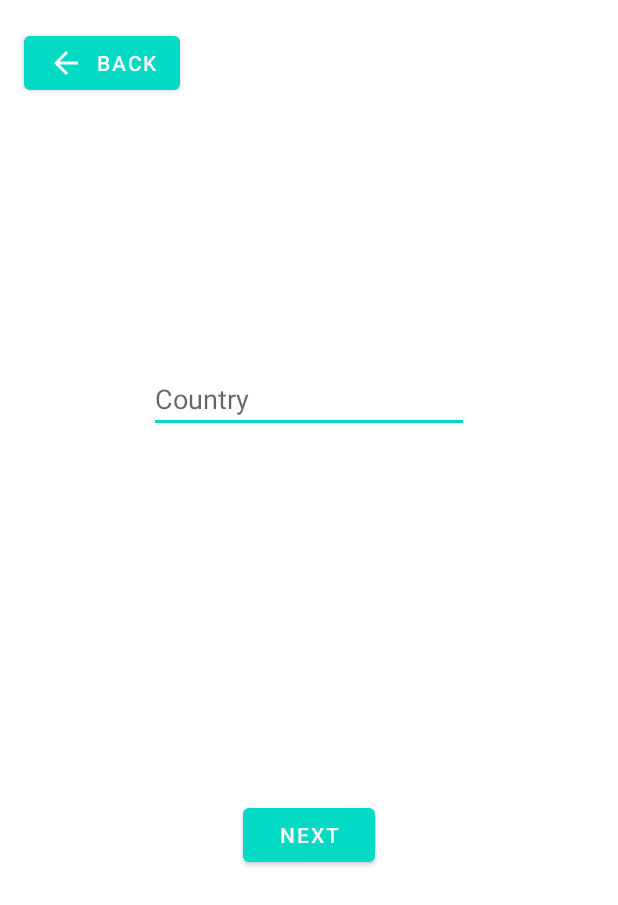
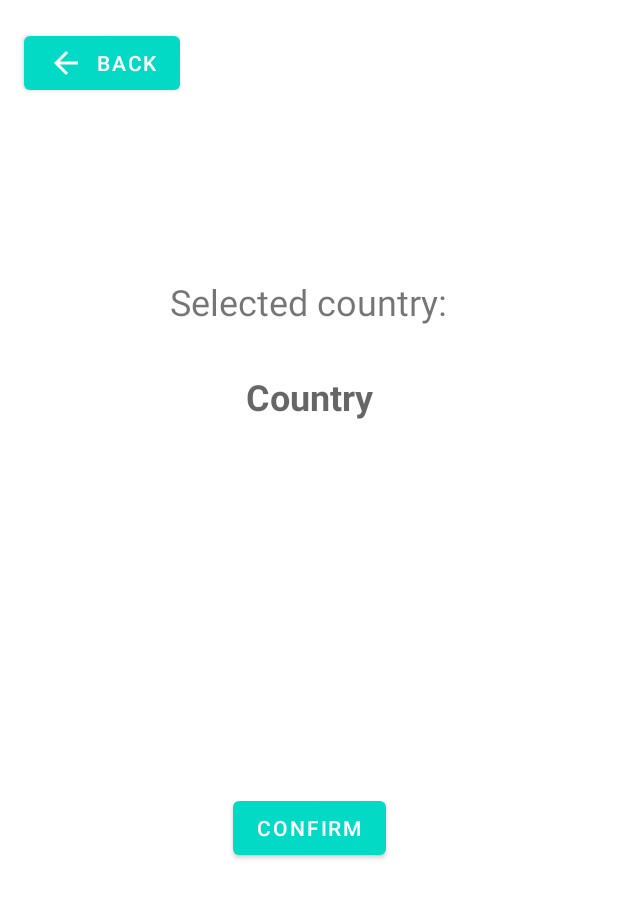
Before and after one commit to TomRomanus/WorldBook, an Android app: the EnterCountryName screen opened directly, with no data from a screen before it, on a phone screen of 412 x 824 dp. Shown: the top 905 px of the screen. Run offline under Robolectric (Android 15) with nearby library versions, the phone set to English and light mode, and no system bars; network calls fail; 2 statements that could not run were skipped.

```diff
--- a/app/src/main/java/com/tomward/worldbook/WorldView/EnterCountryName.java
+++ b/app/src/main/java/com/tomward/worldbook/WorldView/EnterCountryName.java
@@ -13,6 +13,7 @@ import com.tomward.worldbook.R;
 
 public class EnterCountryName extends AppCompatActivity {
     private String UserName = "";
+    private String countryName = "";
 
     private TextView txtCountryIn;
 
@@ -25,6 +26,8 @@ public class EnterCountryName extends AppCompatActivity {
 
         Bundle extras = getIntent().getExtras();
         UserName = extras.getString("UserName");
+        countryName = extras.getString("CountryName");
+        txtCountryIn.setText(countryName);
     }
 
     public void onBtnNextEnterCountryName_Clicked(View caller) {
--- a/app/src/main/res/layout/activity_enter_country_name.xml
+++ b/app/src/main/res/layout/activity_enter_country_name.xml
@@ -20,13 +20,16 @@
         app:layout_constraintTop_toTopOf="parent"
         app:layout_constraintVertical_bias="0.023" />
 
-    <EditText
+    <TextView
         android:id="@+id/txtCountryIn"
         android:layout_width="wrap_content"
         android:layout_height="wrap_content"
         android:ems="10"
         android:hint="Country"
         android:inputType="textPersonName"
+        android:textAlignment="center"
+        android:textSize="24sp"
+        android:textStyle="bold"
         app:layout_constraintBottom_toTopOf="@+id/btnNextEnterCountryName"
         app:layout_constraintEnd_toEndOf="parent"
         app:layout_constraintHorizontal_bias="0.5"
@@ -38,12 +41,28 @@
         android:layout_width="wrap_content"
         android:layout_height="wrap_content"
         android:onClick="onBtnNextEnterCountryName_Clicked"
-        android:text="Next"
+        android:text="Confirm"
         app:layout_constraintBottom_toBottomOf="parent"
         app:layout_constraintEnd_toEndOf="parent"
         app:layout_constraintHorizontal_bias="0.5"
         app:layout_constraintStart_toStartOf="parent"
         app:layout_constraintTop_toBottomOf="@+id/txtCountryIn" />
+
+    <TextView
+        android:id="@+id/editTextTextPersonName"
+        android:layout_width="wrap_content"
+        android:layout_height="wrap_content"
+        android:ems="10"
+        android:inputType="textPersonName"
+        android:text="Selected country:"
+        android:textAlignment="center"
+        android:textSize="24sp"
+        app:layout_constraintBottom_toBottomOf="parent"
+        app:layout_constraintEnd_toEndOf="parent"
+        app:layout_constraintHorizontal_bias="0.497"
+        app:layout_constraintStart_toStartOf="parent"
+        app:layout_constraintTop_toTopOf="parent"
+        app:layout_constraintVertical_bias="0.233" />
 
     <!--<Button
         android:id="@+id/btnClearDB"
--- a/app/src/main/res/values/strings.xml
+++ b/app/src/main/res/values/strings.xml
@@ -1,3 +1,4 @@
 <resources>
     <string name="app_name">WorldBook</string>
+
 </resources>
```
Also changed, not shown: app/src/main/java/com/tomward/worldbook/ContextManager.java (added, +17 -0 lines), app/src/main/java/com/tomward/worldbook/WorldView/GlobeManager.java (+18 -3 lines).
